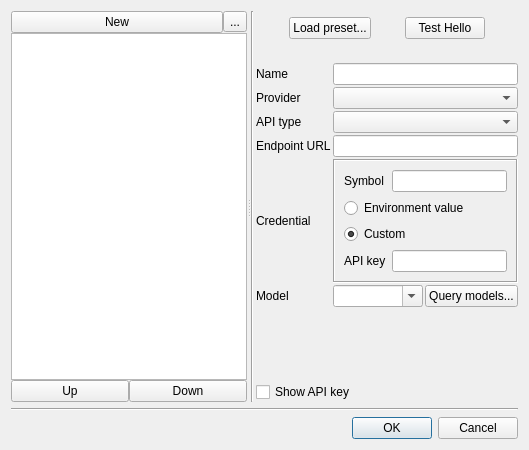
The window that src/SelectAiModelDialog.ui (soramimi/Guitar) describes before a commit, drawn with Qt 5.
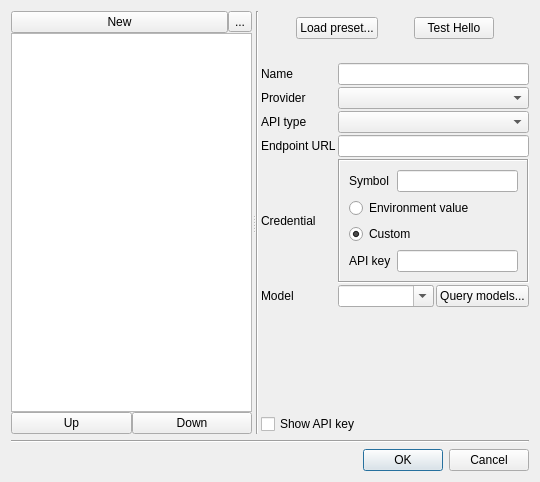
The same window after the commit.

The edit to the form file:
```diff
--- a/src/SelectAiModelDialog.ui
+++ b/src/SelectAiModelDialog.ui
@@ -6,8 +6,8 @@
    <rect>
     <x>0</x>
     <y>0</y>
-    <width>529</width>
-    <height>450</height>
+    <width>540</width>
+    <height>482</height>
    </rect>
   </property>
   <property name="windowTitle">
```
Left out of the diff: 4 changed lines with no effect on the pictures.
